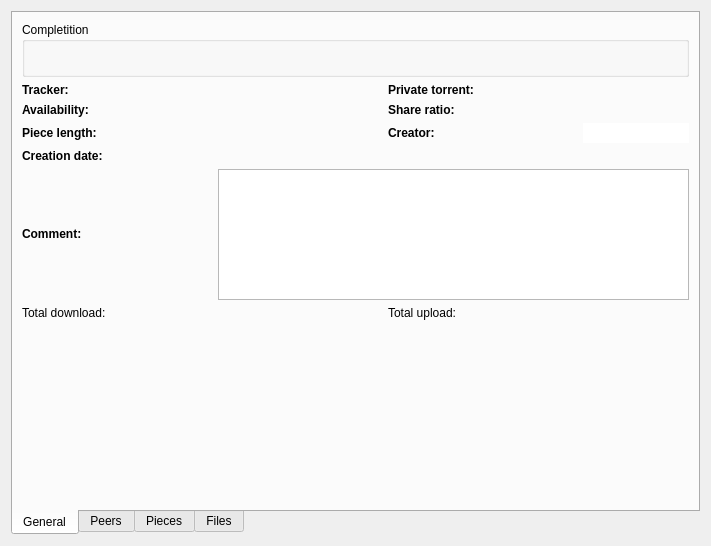
This is engines/TorrentDetailsForm.ui in LubosD/fatrat as Qt 5 draws it before an edit. The edited form follows.
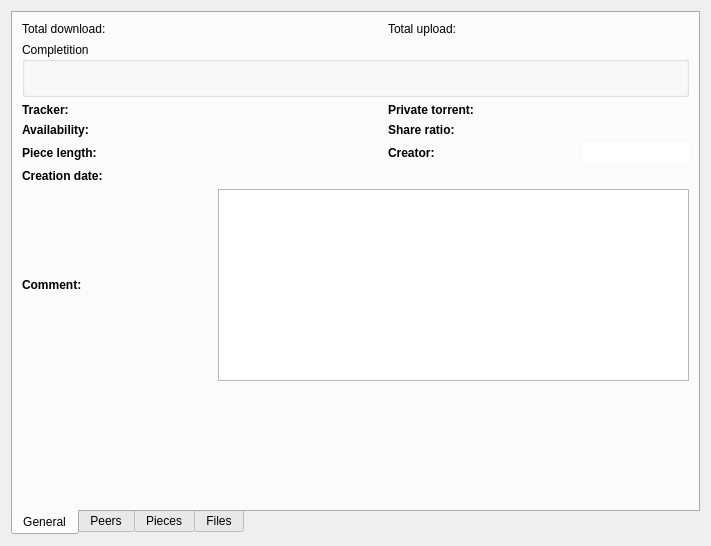
This is the edited form. Icons and pictures are not drawn. Custom widgets are drawn as their Qt base class.

Commit message: Files inside torrents can now be opened from the file view

Diff of the .ui file:
```diff
--- a/engines/TorrentDetailsForm.ui
+++ b/engines/TorrentDetailsForm.ui
@@ -23,7 +23,27 @@
        <string>General</string>
       </attribute>
       <layout class="QGridLayout" >
-       <item row="0" column="0" colspan="6" >
+       <item row="0" column="0" >
+        <widget class="QLabel" name="label_9" >
+         <property name="text" >
+          <string>Total download:</string>
+         </property>
+        </widget>
+       </item>
+       <item row="0" column="1" colspan="2" >
+        <widget class="QLabel" name="labelTotalDownload" />
+       </item>
+       <item row="0" column="3" >
+        <widget class="QLabel" name="label_10" >
+         <property name="text" >
+          <string>Total upload:</string>
+         </property>
+        </widget>
+       </item>
+       <item row="0" column="4" colspan="2" >
+        <widget class="QLabel" name="labelTotalUpload" />
+       </item>
+       <item row="1" column="0" colspan="6" >
         <widget class="QGroupBox" name="groupBox" >
          <property name="title" >
           <string>Completition</string>
@@ -54,77 +74,77 @@
          </layout>
         </widget>
        </item>
-       <item row="1" column="0" colspan="2" >
+       <item row="2" column="0" colspan="2" >
         <widget class="QLabel" name="label" >
          <property name="text" >
           <string>&lt;b>Tracker:</string>
          </property>
         </widget>
        </item>
-       <item row="1" column="2" >
+       <item row="2" column="2" >
         <widget class="QLabel" name="labelTracker" >
          <property name="text" >
           <string/>
          </property>
         </widget>
        </item>
-       <item row="1" column="3" colspan="2" >
+       <item row="2" column="3" colspan="2" >
         <widget class="QLabel" name="label_4" >
          <property name="text" >
           <string>&lt;b>Private torrent:</string>
          </property>
         </widget>
        </item>
-       <item row="1" column="5" >
+       <item row="2" column="5" >
         <widget class="QLabel" name="labelPrivate" >
          <property name="text" >
           <string/>
          </property>
         </widget>
        </item>
-       <item row="2" column="0" colspan="2" >
+       <item row="3" column="0" colspan="2" >
         <widget class="QLabel" name="label_2" >
          <property name="text" >
           <string>&lt;b>Availability:</string>
          </property>
         </widget>
        </item>
-       <item row="2" column="2" >
+       <item row="3" column="2" >
         <widget class="QLabel" name="labelAvailability" >
          <property name="text" >
           <string/>
          </property>
         </widget>
        </item>
-       <item row="2" column="3" >
+       <item row="3" column="3" >
         <widget class="QLabel" name="label_8" >
          <property name="text" >
           <string>&lt;b>Share ratio:</string>
          </property>
         </widget>
        </item>
-       <item row="2" column="5" >
+       <item row="3" column="5" >
         <widget class="QLabel" name="labelRatio" >
          <property name="text" >
           <string/>
          </property>
         </widget>
        </item>
-       <item row="3" column="0" colspan="2" >
+       <item row="4" column="0" colspan="2" >
         <widget class="QLabel" name="label_3" >
          <property name="text" >
           <string>&lt;b>Piece length:</string>
          </property>
         </widget>
        </item>
-       <item row="3" column="2" >
+       <item row="4" column="2" >
         <widget class="QLabel" name="labelPieceLength" >
          <property name="text" >
           <string/>
          </property>
         </widget>
        </item>
-       <item row="3" column="3" colspan="2" >
+       <item row="4" column="3" colspan="2" >
         <widget class="QLabel" name="label_6" >
          <property name="sizePolicy" >
           <sizepolicy vsizetype="Preferred" hsizetype="Minimum" >
@@ -137,7 +157,7 @@
          </property>
         </widget>
        </item>
-       <item row="3" column="5" >
+       <item row="4" column="5" >
         <widget class="QLineEdit" name="lineCreator" >
          <property name="sizePolicy" >
           <sizepolicy vsizetype="Fixed" hsizetype="Minimum" >
@@ -153,28 +173,28 @@
          </property>
         </widget>
        </item>
-       <item row="4" column="0" colspan="2" >
+       <item row="5" column="0" colspan="2" >
         <widget class="QLabel" name="label_7" >
          <property name="text" >
           <string>&lt;b>Creation date:</string>
          </property>
         </widget>
        </item>
-       <item row="4" column="2" >
+       <item row="5" column="2" >
         <widget class="QLabel" name="labelCreationDate" >
          <property name="text" >
           <string/>
          </property>
         </widget>
        </item>
-       <item row="5" column="0" colspan="2" >
+       <item row="6" column="0" colspan="2" >
         <widget class="QLabel" name="label_5" >
          <property name="text" >
           <string>&lt;b>Comment:</string>
          </property>
         </widget>
        </item>
-       <item row="5" column="2" colspan="4" >
+       <item row="6" column="2" colspan="4" >
         <widget class="QTextEdit" name="textComment" >
          <property name="readOnly" >
           <bool>true</bool>
@@ -184,26 +204,6 @@
          </property>
         </widget>
        </item>
-       <item row="6" column="0" >
-        <widget class="QLabel" name="label_9" >
-         <property name="text" >
-          <string>Total download:</string>
-         </property>
-        </widget>
-       </item>
-       <item row="6" column="1" colspan="2" >
-        <widget class="QLabel" name="labelTotalDownload" />
-       </item>
-       <item row="6" column="3" >
-        <widget class="QLabel" name="label_10" >
-         <property name="text" >
-          <string>Total upload:</string>
-         </property>
-        </widget>
-       </item>
-       <item row="6" column="4" colspan="2" >
-        <widget class="QLabel" name="labelTotalUpload" />
-       </item>
        <item row="7" column="2" >
         <spacer>
          <property name="orientation" >
@@ -212,7 +212,7 @@
          <property name="sizeHint" >
           <size>
            <width>164</width>
-           <height>241</height>
+           <height>101</height>
           </size>
          </property>
         </spacer>
```
Left out of the diff: 12 changed lines with no effect on the pictures. The commit also changes 4 other files.
